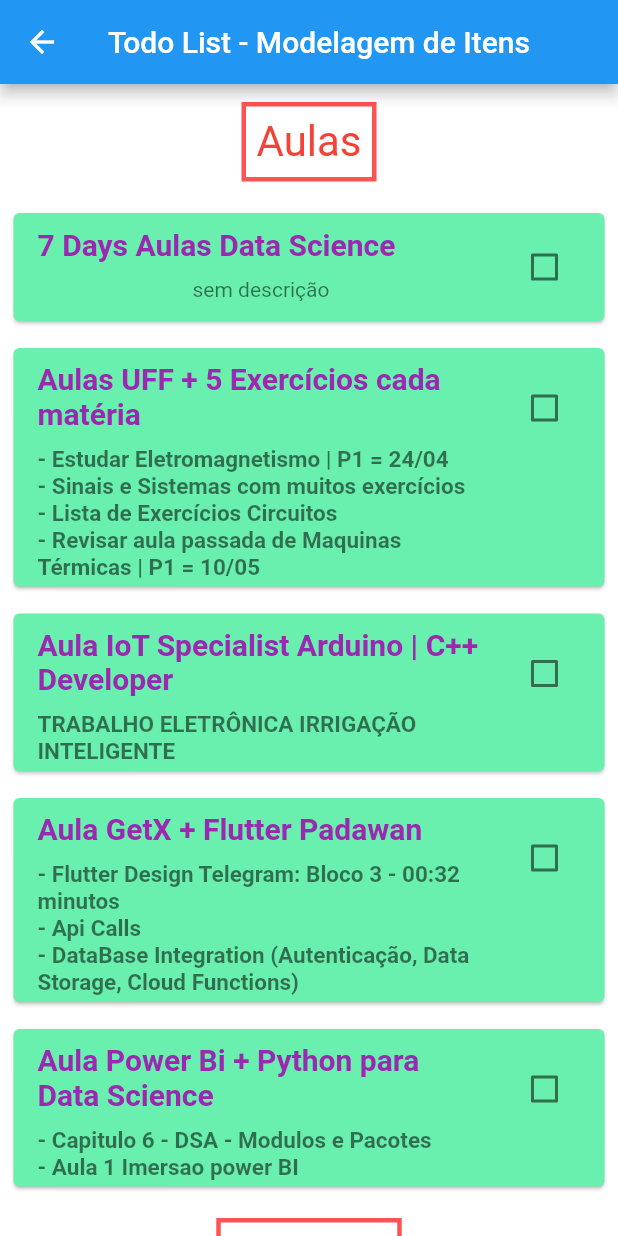
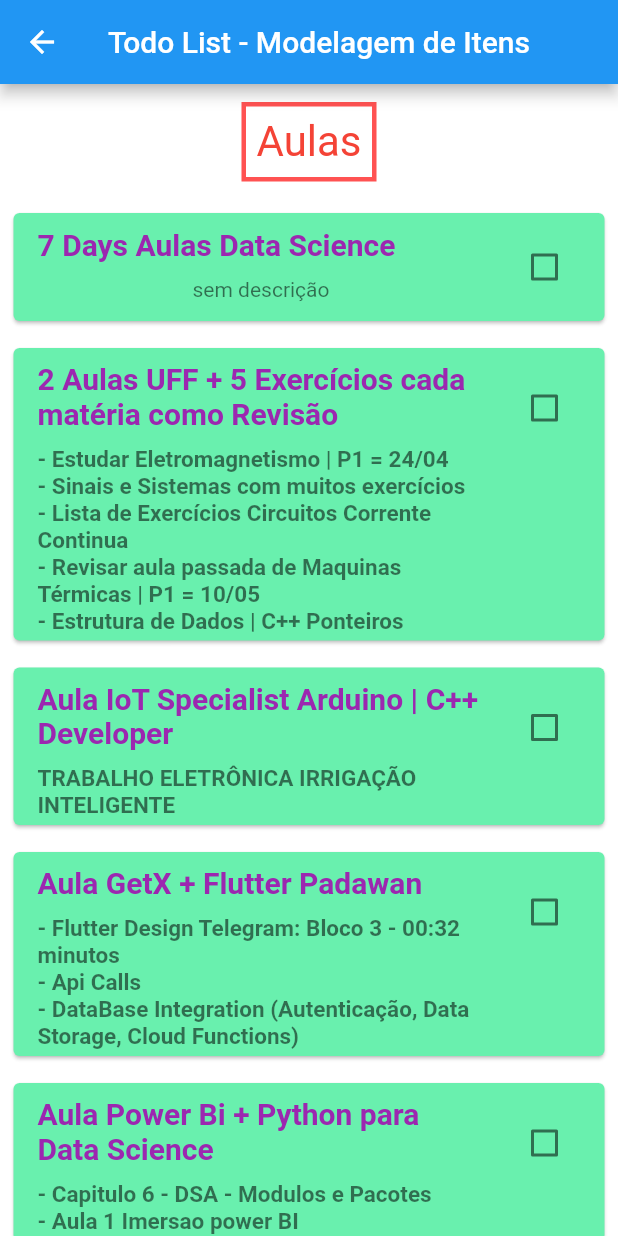
Before and after one commit to PedroVic12/gohan-treinamentos, a Flutter app: the TodoListViewPage screen opened directly, on a phone screen of 412 x 824 dp. Run offline on Flutter 3.47's test engine with Material 2 defaults, Android fonts, the phone set to English and light mode, and no system bars; our stand-ins replace get, get_storage, percent_indicator, youtube_player_flutter; accounts and stored records are empty; network calls fail.

Commit message:
Update TodoListViewPage.dart

```diff
--- a/app_produtividade/lib/pages/TodoListViewPage.dart
+++ b/app_produtividade/lib/pages/TodoListViewPage.dart
@@ -145,13 +145,14 @@ class TodoControllerGetx extends GetxController {
     TodoList(texto: '7 Days Aulas Data Science', done: false, subTitulo: []),
     //TodoList(texto: '7 Days MongoDB', done: false, subTitulo: []),
     TodoList(
-        texto: 'Aulas UFF + 5 Exercícios cada matéria',
+        texto: '2 Aulas UFF + 5 Exercícios cada matéria como Revisão',
         done: false,
         subTitulo: [
           '- Estudar Eletromagnetismo | P1 = 24/04',
           '- Sinais e Sistemas com muitos exercícios',
-          '- Lista de Exercícios Circuitos ',
-          '- Revisar aula passada de Maquinas Térmicas | P1 = 10/05'
+          '- Lista de Exercícios Circuitos Corrente Continua ',
+          '- Revisar aula passada de Maquinas Térmicas | P1 = 10/05',
+          '- Estrutura de Dados | C++ Ponteiros'
         ]),
     // TodoList(
     //     texto: 'Aula Dart + Arquitetura Limpa (MVC)',
```
